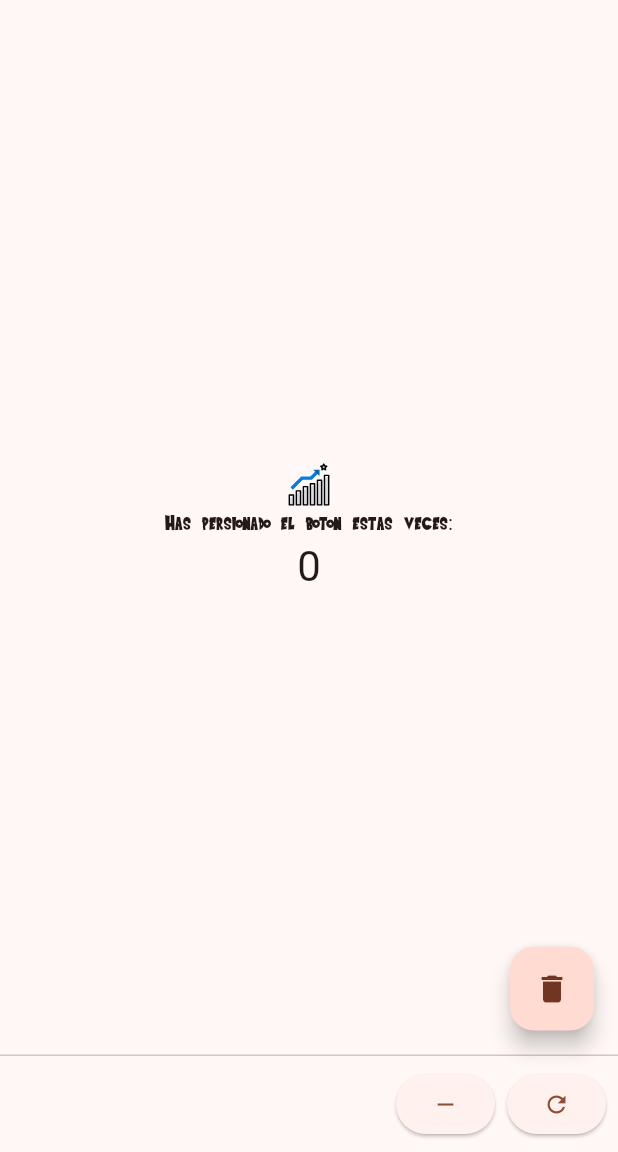
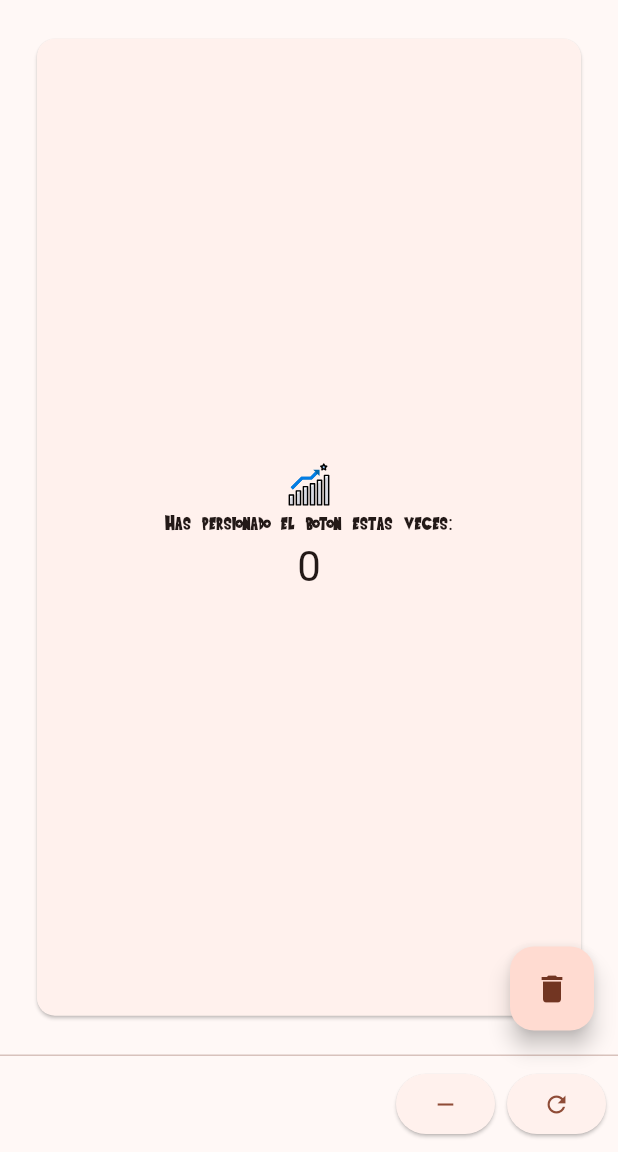
Before and after one commit to Kmilop21/3479A321_2022479009, a Flutter app: the screen it shows after launch, on a phone screen of 412 x 824 dp, the part 84-1236 px from its top. Run offline on Flutter 3.47's test engine with Material 3 defaults, Android fonts, the light colour scheme and no system bars; our stand-ins replace flutter_svg, logger.

Commit message:
Card Widget

```diff
--- a/lib/pages/my_home_page.dart
+++ b/lib/pages/my_home_page.dart
@@ -78,6 +78,37 @@ class _MyHomePageState extends State<MyHomePage> {
           title: Text(widget.title),
         ),
         body: Center(
+          child: counter(stonksAsset: stonksAsset, counter: _counter),
+        ),
+        floatingActionButton: FloatingActionButton(
+          onPressed: _incrementCounter,
+          tooltip: 'Increment',
+          child: const Icon(Icons.delete),
+        ),
+        persistentFooterButtons: _createPersistentButtons());
+  }
+}
+
+class counter extends StatelessWidget {
+  const counter({
+    super.key,
+    required this.stonksAsset,
+    required int counter,
+  }) : _counter = counter;
+
+  final String stonksAsset;
+  final int _counter;
+
+  @override
+  Widget build(BuildContext context) {
+    //getting the device's size
+    final Size screenSize = MediaQuery.of(context).size;
+
+    return Center(
+        child: SizedBox(
+      width: screenSize.width * 0.9,
+      height: screenSize.height * 0.8,
+      child: Card(
         child: Column(
           mainAxisAlignment: MainAxisAlignment.center,
           children: <Widget>[
@@ -97,11 +128,6 @@ class _MyHomePageState extends State<MyHomePage> {
           ],
         ),
       ),
-        floatingActionButton: FloatingActionButton(
-          onPressed: _incrementCounter,
-          tooltip: 'Increment',
-          child: const Icon(Icons.delete),
-        ),
-        persistentFooterButtons: _createPersistentButtons());
+    ));
   }
 }
```
Lines whose indentation alone changed are shown as unchanged.
